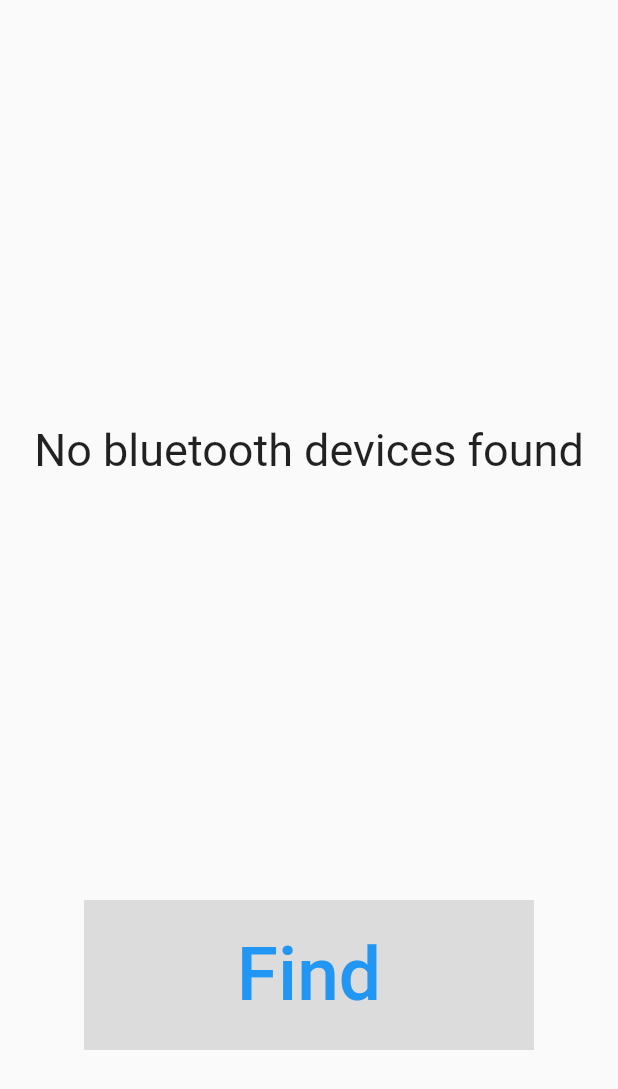
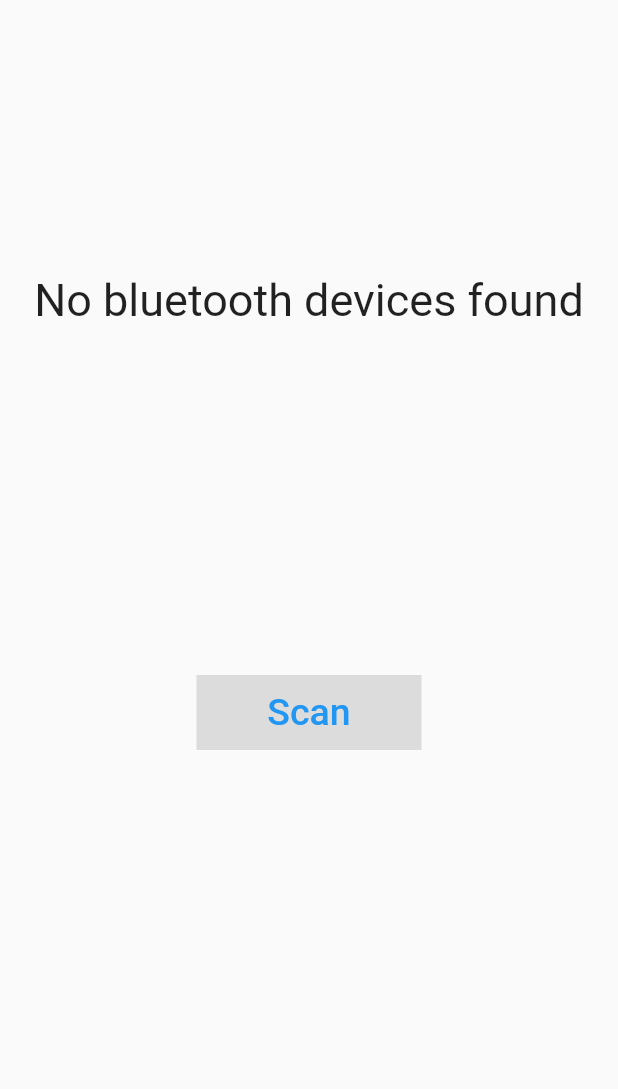
Before and after one commit to MarkKh792/flutter_android_ble, a Flutter app: the screen it shows after launch, on a phone screen of 412 x 824 dp. Shown: the top 1089 px of the screen. Run offline on Flutter 3.47's test engine with Material 2 defaults, Android fonts, the phone set to English and light mode, and no system bars; our stand-ins replace flutter_blue_plus.

Commit message:
fix: update devices list

```diff
--- a/lib/src/constants.dart
+++ b/lib/src/constants.dart
@@ -1,15 +1,2 @@
 const String noDevicesFoundText = 'No bluetooth devices found';
-const String findText = 'Find';
-
-const List<String> devices = [
-  'dev1',
-  'dev2',
-  'dev3',
-  'dev4',
-  'dev5',
-  'dev6',
-  'dev7',
-  'dev8',
-  'dev9',
-  'dev10',
-];
+const String findText = 'Scan';
--- /dev/null
+++ b/lib/src/enums.dart
@@ -0,0 +1,5 @@
+enum DeviceSearchStatus {
+  inProgress,
+  searchSucceeded,
+  noDevicesFound,
+}
--- a/lib/ui/main_page.dart
+++ b/lib/ui/main_page.dart
@@ -1,9 +1,12 @@
+import 'dart:async';
+
 import 'package:flutter/material.dart';
 import 'package:flutter_android_ble/ui/widgets/custom_list_view.dart';
 import 'package:flutter_blue_plus/flutter_blue_plus.dart';
 
 import '../main.dart';
 import '../src/constants.dart';
+import '../src/enums.dart';
 
 class MainPage extends StatefulWidget {
   const MainPage({super.key});
@@ -14,6 +17,7 @@ class MainPage extends StatefulWidget {
 
 class _MainPageState extends State<MainPage> {
   List<BluetoothDevice> devices = [];
+  DeviceSearchStatus noDevicesFound = DeviceSearchStatus.noDevicesFound;
 
   @override
   Widget build(BuildContext context) {
@@ -22,33 +26,52 @@ class _MainPageState extends State<MainPage> {
         children: [
           CustomListView(
             devices: devices,
+            searchStatus: noDevicesFound,
+          ),
+          const SizedBox(
+            height: 50,
           ),
           Container(
               color: Colors.black12,
-              height: 100,
-              width: 300,
+              height: 50,
+              width: 150,
               child: TextButton(
                 child: const Text(
                   findText,
-                  style: TextStyle(fontSize: 50),
+                  style: TextStyle(fontSize: 25),
                 ),
-                onPressed: () => setState(() {
-                  devices = _getDevices();
-                }),
+                onPressed: () => _getDevices(),
               ))
         ],
       ),
     );
   }
 
-  List<BluetoothDevice> _getDevices() {
-    List<BluetoothDevice> devices = [];
+  void _getDevices() {
+    List<BluetoothDevice> bluetoothDevices = [];
     flutterBlue.startScan(timeout: const Duration(seconds: 4));
+
+    setState(() {
+      devices.clear();
+      noDevicesFound = DeviceSearchStatus.inProgress;
+    });
+
+    Timer(
+      const Duration(seconds: 4),
+      () => setState(() {
+        devices = bluetoothDevices;
+        if (bluetoothDevices.isNotEmpty) {
+          noDevicesFound = DeviceSearchStatus.searchSucceeded;
+        } else {
+          noDevicesFound = DeviceSearchStatus.noDevicesFound;
+        }
+      }),
+    );
 
     var scanSubscription = flutterBlue.scanResults.listen((results) {
       for (var element in results) {
         if (element.device.name.isNotEmpty) {
-          devices.add(element.device);
+          bluetoothDevices.add(element.device);
           print('${element.device.name} found! rssi: ${element.rssi}');
         }
       }
@@ -56,6 +79,6 @@ class _MainPageState extends State<MainPage> {
 
     flutterBlue.stopScan();
 
-    return devices;
+    //return bluetoothDevices;
   }
 }
--- a/lib/ui/widgets/custom_list_view.dart
+++ b/lib/ui/widgets/custom_list_view.dart
@@ -2,11 +2,17 @@ import 'package:flutter/material.dart';
 import 'package:flutter_blue_plus/flutter_blue_plus.dart';
 
 import '../../src/constants.dart';
+import '../../src/enums.dart';
 
 class CustomListView extends StatefulWidget {
   final List<BluetoothDevice> devices;
+  final DeviceSearchStatus searchStatus;
 
-  const CustomListView({super.key, required this.devices});
+  const CustomListView({
+    super.key,
+    required this.devices,
+    required this.searchStatus,
+  });
 
   @override
   State<CustomListView> createState() => _CustomListViewState();
@@ -15,16 +21,26 @@ class CustomListView extends StatefulWidget {
 class _CustomListViewState extends State<CustomListView> {
   @override
   Widget build(BuildContext context) {
-    bool noDevicesFound = true;
-
-    if (widget.devices.isNotEmpty) {
-      noDevicesFound = false;
+    return SizedBox(
+      height: 400,
+      child: _buildChild(widget.searchStatus, widget.devices),
+    );
   }
 
-    return SizedBox(
-      height: 600,
-      child: !noDevicesFound
-          ? Scrollbar(
+  Widget _buildChild(
+      DeviceSearchStatus searchStatus, List<BluetoothDevice> devices) {
+    if (searchStatus == DeviceSearchStatus.inProgress) {
+      return const Center(
+        child: SizedBox(
+          height: 100,
+          width: 100,
+          child: CircularProgressIndicator(),
+        ),
+      );
+    }
+
+    if (searchStatus == DeviceSearchStatus.searchSucceeded) {
+      return Scrollbar(
         child: ListView(
           children: [
             for (int i = 0; i < widget.devices.length; i++)
@@ -37,18 +53,18 @@ class _CustomListViewState extends State<CustomListView> {
                   style: const TextStyle(fontSize: 20),
                 ),
                 onTap: () {
-                        throw UnimplementedError(
-                            'Implement bluetooth connection');
+                  throw UnimplementedError('Implement bluetooth connection');
                 },
               )
           ],
         ),
-            )
-          : const Center(
+      );
+    }
+
+    return const Center(
         child: Text(
       noDevicesFoundText,
       style: TextStyle(fontSize: 30),
-            )),
-    );
+    ));
   }
 }
```
Lines whose indentation alone changed are shown as unchanged.
